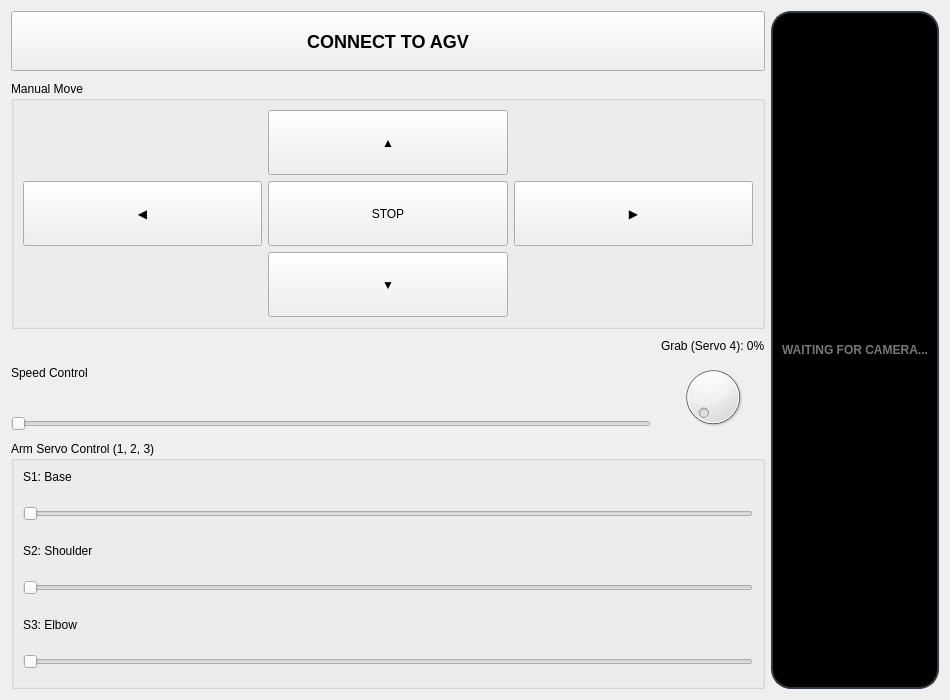
Qt form PJT_Qt/page_ui/pages/control.ui (Parkgod98/AGV_Project) before a commit.
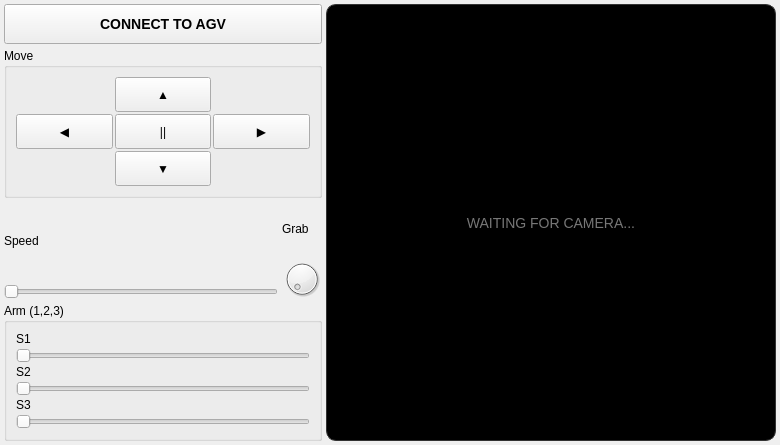
The same form after that commit.

```diff
--- a/PJT_Qt/page_ui/pages/control.ui
+++ b/PJT_Qt/page_ui/pages/control.ui
@@ -3,28 +3,124 @@
  <class>ControlForm</class>
  <widget class="QWidget" name="ControlForm">
   <property name="geometry">
-   <rect><x>0</x><y>0</y><width>950</width><height>700</height></rect>
+   <rect>
+    <x>0</x>
+    <y>0</y>
+    <width>780</width>
+    <height>445</height>
+   </rect>
   </property>
   <layout class="QHBoxLayout" name="horizontalLayout_root">
+   <property name="spacing">
+    <number>4</number>
+   </property>
+   <property name="leftMargin">
+    <number>4</number>
+   </property>
+   <property name="topMargin">
+    <number>4</number>
+   </property>
+   <property name="rightMargin">
+    <number>4</number>
+   </property>
+   <property name="bottomMargin">
+    <number>4</number>
+   </property>
    <item>
     <layout class="QVBoxLayout" name="verticalLayout_left">
-     <property name="spacing"><number>10</number></property>
+     <property name="spacing">
+      <number>4</number>
+     </property>
      <item>
       <widget class="QPushButton" name="btn_connect">
-       <property name="minimumSize"><size><width>0</width><height>60</height></size></property>
-       <property name="text"><string>CONNECT TO AGV</string></property>
-       <property name="styleSheet"><string>font-size: 18px; font-weight: bold;</string></property>
+       <property name="minimumSize">
+        <size>
+         <width>0</width>
+         <height>40</height>
+        </size>
+       </property>
+       <property name="styleSheet">
+        <string>font-size: 14px; font-weight: bold;</string>
+       </property>
+       <property name="text">
+        <string>CONNECT TO AGV</string>
+       </property>
       </widget>
      </item>
      <item>
       <widget class="QGroupBox" name="groupManualMove">
-       <property name="title"><string>Manual Move</string></property>
+       <property name="title">
+        <string>Move</string>
+       </property>
        <layout class="QGridLayout" name="gl_move">
-        <item row="0" column="1"><widget class="QPushButton" name="btn_up"><property name="minimumSize"><size><width>65</width><height>65</height></size></property><property name="text"><string>▲</string></property></widget></item>
-        <item row="1" column="0"><widget class="QPushButton" name="btn_left"><property name="minimumSize"><size><width>65</width><height>65</height></size></property><property name="text"><string>◀</string></property></widget></item>
-        <item row="1" column="1"><widget class="QPushButton" name="btn_stop"><property name="minimumSize"><size><width>65</width><height>65</height></size></property><property name="text"><string>STOP</string></property></widget></item>
-        <item row="1" column="2"><widget class="QPushButton" name="btn_right"><property name="minimumSize"><size><width>65</width><height>65</height></size></property><property name="text"><string>▶</string></property></widget></item>
-        <item row="2" column="1"><widget class="QPushButton" name="btn_down"><property name="minimumSize"><size><width>65</width><height>65</height></size></property><property name="text"><string>▼</string></property></widget></item>
+        <property name="spacing">
+         <number>2</number>
+        </property>
+        <item row="0" column="1">
+         <widget class="QPushButton" name="btn_up">
+          <property name="minimumSize">
+           <size>
+            <width>40</width>
+            <height>35</height>
+           </size>
+          </property>
+          <property name="text">
+           <string>▲</string>
+          </property>
+         </widget>
+        </item>
+        <item row="1" column="0">
+         <widget class="QPushButton" name="btn_left">
+          <property name="minimumSize">
+           <size>
+            <width>40</width>
+            <height>35</height>
+           </size>
+          </property>
+          <property name="text">
+           <string>◀</string>
+          </property>
+         </widget>
+        </item>
+        <item row="1" column="1">
+         <widget class="QPushButton" name="btn_stop">
+          <property name="minimumSize">
+           <size>
+            <width>40</width>
+            <height>35</height>
+           </size>
+          </property>
+          <property name="text">
+           <string>||</string>
+          </property>
+         </widget>
+        </item>
+        <item row="1" column="2">
+         <widget class="QPushButton" name="btn_right">
+          <property name="minimumSize">
+           <size>
+            <width>40</width>
+            <height>35</height>
+           </size>
+          </property>
+          <property name="text">
+           <string>▶</string>
+          </property>
+         </widget>
+        </item>
+        <item row="2" column="1">
+         <widget class="QPushButton" name="btn_down">
+          <property name="minimumSize">
+           <size>
+            <width>40</width>
+            <height>35</height>
+           </size>
+          </property>
+          <property name="text">
+           <string>▼</string>
+          </property>
+         </widget>
+        </item>
        </layout>
       </widget>
      </item>
@@ -32,29 +128,96 @@
       <layout class="QHBoxLayout" name="hl_controls">
        <item>
         <layout class="QVBoxLayout">
-         <item><widget class="QLabel" name="lbl_speed_text"><property name="text"><string>Speed Control</string></property></widget></item>
-         <item><widget class="QSlider" name="sld_speed"><property name="orientation"><enum>Qt::Horizontal</enum></property></widget></item>
+         <item>
+          <widget class="QLabel" name="lbl_speed_text">
+           <property name="text">
+            <string>Speed</string>
+           </property>
+          </widget>
+         </item>
+         <item>
+          <widget class="QSlider" name="sld_speed">
+           <property name="orientation">
+            <enum>Qt::Orientation::Horizontal</enum>
+           </property>
+          </widget>
+         </item>
         </layout>
        </item>
        <item>
         <layout class="QVBoxLayout">
-         <item><widget class="QLabel" name="lbl_grab_text"><property name="text"><string>Grab (Servo 4): 0%</string></property></widget></item>
-         <item><widget class="QDial" name="dial_grab"><property name="maximum"><number>180</number></property></widget></item>
+         <item>
+          <widget class="QLabel" name="lbl_grab_text">
+           <property name="text">
+            <string>Grab</string>
+           </property>
+          </widget>
+         </item>
+         <item>
+          <widget class="QDial" name="dial_grab">
+           <property name="maximumSize">
+            <size>
+             <width>40</width>
+             <height>40</height>
+            </size>
+           </property>
+          </widget>
+         </item>
         </layout>
        </item>
       </layout>
      </item>
      <item>
       <widget class="QGroupBox" name="groupArmControl">
-       <property name="title"><string>Arm Servo Control (1, 2, 3)</string></property>
+       <property name="title">
+        <string>Arm (1,2,3)</string>
+       </property>
        <layout class="QVBoxLayout" name="vl_arm">
-        <property name="spacing"><number>15</number></property>
-        <item><widget class="QLabel" name="lbl_s1"><property name="text"><string>S1: Base</string></property></widget></item>
-        <item><widget class="QSlider" name="sld_s1"><property name="minimumSize"><size><width>0</width><height>30</height></size></property><property name="orientation"><enum>Qt::Horizontal</enum></property><property name="maximum"><number>180</number></property></widget></item>
-        <item><widget class="QLabel" name="lbl_s2"><property name="text"><string>S2: Shoulder</string></property></widget></item>
-        <item><widget class="QSlider" name="sld_s2"><property name="minimumSize"><size><width>0</width><height>30</height></size></property><property name="orientation"><enum>Qt::Horizontal</enum></property><property name="maximum"><number>180</number></property></widget></item>
-        <item><widget class="QLabel" name="lbl_s3"><property name="text"><string>S3: Elbow</string></property></widget></item>
-        <item><widget class="QSlider" name="sld_s3"><property name="minimumSize"><size><width>0</width><height>30</height></size></property><property name="orientation"><enum>Qt::Horizontal</enum></property><property name="maximum"><number>180</number></property></widget></item>
+        <property name="spacing">
+         <number>2</number>
+        </property>
+        <item>
+         <widget class="QLabel" name="lbl_s1">
+          <property name="text">
+           <string>S1</string>
+          </property>
+         </widget>
+        </item>
+        <item>
+         <widget class="QSlider" name="sld_s1">
+          <property name="orientation">
+           <enum>Qt::Orientation::Horizontal</enum>
+          </property>
+         </widget>
+        </item>
+        <item>
+         <widget class="QLabel" name="lbl_s2">
+          <property name="text">
+           <string>S2</string>
+          </property>
+         </widget>
+        </item>
+        <item>
+         <widget class="QSlider" name="sld_s2">
+          <property name="orientation">
+           <enum>Qt::Orientation::Horizontal</enum>
+          </property>
+         </widget>
+        </item>
+        <item>
+         <widget class="QLabel" name="lbl_s3">
+          <property name="text">
+           <string>S3</string>
+          </property>
+         </widget>
+        </item>
+        <item>
+         <widget class="QSlider" name="sld_s3">
+          <property name="orientation">
+           <enum>Qt::Orientation::Horizontal</enum>
+          </property>
+         </widget>
+        </item>
        </layout>
       </widget>
      </item>
@@ -62,13 +225,29 @@
    </item>
    <item>
     <widget class="QFrame" name="frameCamera">
-     <property name="styleSheet"><string>background-color: #000000; border: 2px solid #333a45; border-radius: 20px;</string></property>
+     <property name="minimumSize">
+      <size>
+       <width>450</width>
+       <height>0</height>
+      </size>
+     </property>
+     <property name="styleSheet">
+      <string>background-color: #000000; border: 1px solid #333; border-radius: 10px;</string>
+     </property>
      <layout class="QVBoxLayout" name="vl_cam">
-      <item><widget class="QLabel" name="lbl_camera_view">
-       <property name="text"><string>WAITING FOR CAMERA...</string></property>
-       <property name="alignment"><enum>Qt::AlignCenter</enum></property>
-       <property name="styleSheet"><string>color: #777; font-weight: bold; border: none;</string></property>
-      </widget></item>
+      <item>
+       <widget class="QLabel" name="lbl_camera_view">
+        <property name="styleSheet">
+         <string>color: #777; font-size: 14px; border: none;</string>
+        </property>
+        <property name="text">
+         <string>WAITING FOR CAMERA...</string>
+        </property>
+        <property name="alignment">
+         <set>Qt::AlignmentFlag::AlignCenter</set>
+        </property>
+       </widget>
+      </item>
      </layout>
     </widget>
    </item>
```
Left out of the diff: 2 changed lines with no effect on the pictures.
